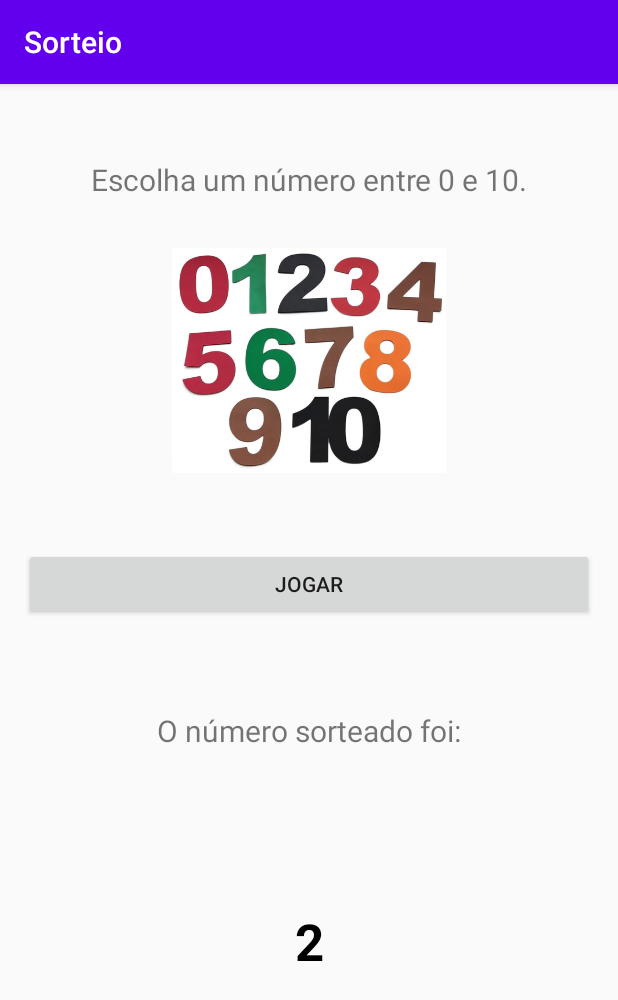
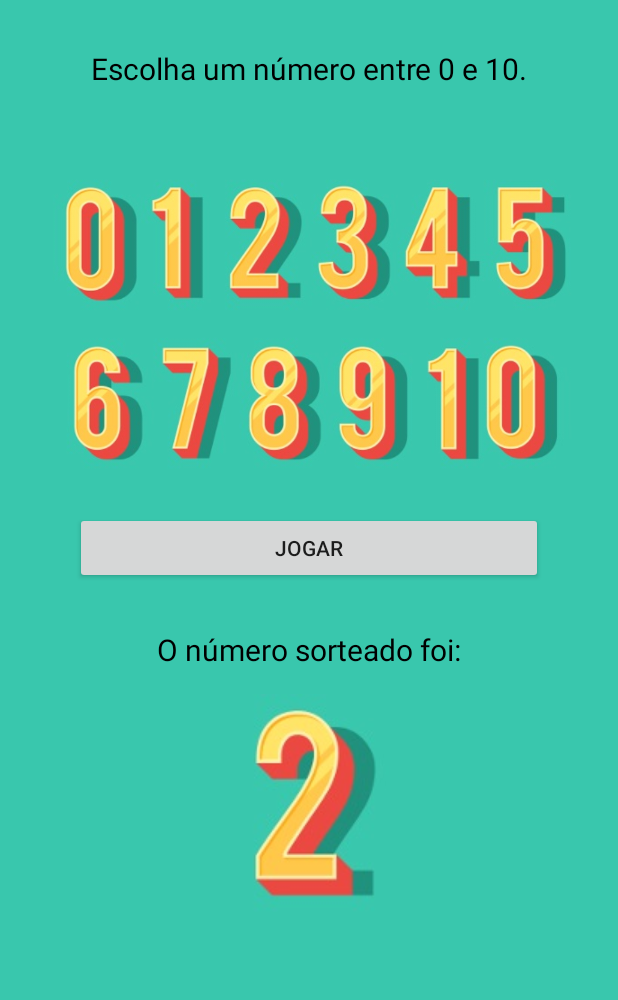
Before and after one commit to ruanhcr/sorteio-numeros-kotlin, an Android app: the screen it shows after launch (MainActivity), after a tap on "JOGAR", on a phone screen of 412 x 824 dp. Shown: the top 1000 px of the screen. Run offline under Robolectric (Android 15) with nearby library versions, the phone set to English and light mode, and no system bars.

Commit message:
Inicial commit

```diff
--- a/app/src/main/java/com/ruru/sorteio/MainActivity.kt
+++ b/app/src/main/java/com/ruru/sorteio/MainActivity.kt
@@ -3,6 +3,7 @@ package com.ruru.sorteio
 import android.support.v7.app.AppCompatActivity
 import android.os.Bundle
 import android.view.View
+import android.widget.ImageView
 import android.widget.TextView
 import java.util.*
 
@@ -13,11 +14,25 @@ class MainActivity : AppCompatActivity() {
     }
 
     fun drawNumber(view: View){
+
         val text = findViewById<TextView>(R.id.txtSorteio)
         text.setText(R.string.txt_selecionado)
         val numberDrawn = Random().nextInt(11)
-        val txtResult = findViewById<TextView>(R.id.txtresultado)
-        txtResult.visibility = View.VISIBLE
-        txtResult.setText("" + numberDrawn)
+        val imageResult = findViewById<ImageView>(R.id.imageResult)
+
+        when (numberDrawn){
+            0 -> imageResult.setImageResource(R.drawable.zero)
+            1 -> imageResult.setImageResource(R.drawable.um)
+            2 -> imageResult.setImageResource(R.drawable.dois)
+            3 -> imageResult.setImageResource(R.drawable.tres)
+            4 -> imageResult.setImageResource(R.drawable.quatro)
+            5 -> imageResult.setImageResource(R.drawable.cinco)
+            6 -> imageResult.setImageResource(R.drawable.seis)
+            7 -> imageResult.setImageResource(R.drawable.sete)
+            8 -> imageResult.setImageResource(R.drawable.oito)
+            9 -> imageResult.setImageResource(R.drawable.nove)
+            10 -> imageResult.setImageResource(R.drawable.dez)
+        }
+        imageResult.visibility = View.VISIBLE
     }
 }
--- a/app/src/main/res/layout/activity_main.xml
+++ b/app/src/main/res/layout/activity_main.xml
@@ -4,14 +4,16 @@
     xmlns:tools="http://schemas.android.com/tools"
     android:layout_width="match_parent"
     android:layout_height="match_parent"
+    android:background="@color/background"
     tools:context=".MainActivity">
 
     <TextView
         android:id="@+id/textView"
         android:layout_width="wrap_content"
         android:layout_height="wrap_content"
-        android:layout_marginTop="50dp"
+        android:layout_marginTop="32dp"
         android:text="@string/txt_escolha"
+        android:textColor="@color/black"
         android:textSize="20sp"
         app:layout_constraintEnd_toEndOf="parent"
         app:layout_constraintStart_toStartOf="parent"
@@ -21,9 +23,8 @@
         android:id="@+id/button"
         android:layout_width="0dp"
         android:layout_height="wrap_content"
-        android:layout_marginStart="16dp"
-        android:layout_marginTop="50dp"
-        android:layout_marginEnd="16dp"
+        android:layout_marginStart="50dp"
+        android:layout_marginEnd="50dp"
         android:onClick="drawNumber"
         android:text="@string/botao_jogar"
         app:layout_constraintEnd_toEndOf="parent"
@@ -34,8 +35,9 @@
         android:id="@+id/txtSorteio"
         android:layout_width="wrap_content"
         android:layout_height="wrap_content"
-        android:layout_marginTop="60dp"
+        android:layout_marginTop="30dp"
         android:text="@string/txt_nenhum"
+        android:textColor="@color/black"
         android:textSize="20sp"
         app:layout_constraintEnd_toEndOf="parent"
         app:layout_constraintStart_toStartOf="parent"
@@ -44,29 +46,25 @@
     <ImageView
         android:id="@+id/imageView"
         android:layout_width="0dp"
-        android:layout_height="150dp"
+        android:layout_height="250dp"
         android:layout_marginStart="16dp"
         android:layout_marginTop="32dp"
         android:layout_marginEnd="16dp"
         app:layout_constraintEnd_toEndOf="parent"
         app:layout_constraintStart_toStartOf="parent"
         app:layout_constraintTop_toBottomOf="@+id/textView"
-        app:srcCompat="@drawable/img_1" />
+        app:srcCompat="@drawable/numbers" />
 
-    <TextView
-        android:id="@+id/txtresultado"
+    <ImageView
+        android:id="@+id/imageResult"
         android:layout_width="wrap_content"
         android:layout_height="wrap_content"
-        android:layout_marginBottom="70dp"
-        android:text="@string/txt_numero"
-        android:textAlignment="center"
-        android:textColor="@android:color/black"
-        android:textSize="34sp"
-        android:textStyle="bold"
+        android:layout_marginTop="16dp"
         android:visibility="gone"
-        app:layout_constraintBottom_toBottomOf="parent"
         app:layout_constraintEnd_toEndOf="parent"
         app:layout_constraintStart_toStartOf="parent"
         app:layout_constraintTop_toBottomOf="@+id/txtSorteio"
+        tools:srcCompat="@tools:sample/avatars"
         tools:visibility="visible" />
+
 </android.support.constraint.ConstraintLayout>
--- a/app/src/main/res/values/colors.xml
+++ b/app/src/main/res/values/colors.xml
@@ -2,9 +2,10 @@
 <resources>
     <color name="purple_200">#FFBB86FC</color>
     <color name="purple_500">#FF6200EE</color>
-    <color name="purple_700">#FF3700B3</color>
+    <color name="purple_700">#39c7ad</color>
     <color name="teal_200">#FF03DAC5</color>
     <color name="teal_700">#FF018786</color>
     <color name="black">#FF000000</color>
     <color name="white">#FFFFFFFF</color>
+    <color name="background">#39c7ad</color>
 </resources>
--- a/app/src/main/res/values/themes.xml
+++ b/app/src/main/res/values/themes.xml
@@ -1,6 +1,6 @@
 <resources xmlns:tools="http://schemas.android.com/tools">
     <!-- Base application theme. -->
-    <style name="Theme.Sorteio" parent="Theme.AppCompat.Light.DarkActionBar">
+    <style name="Theme.Sorteio" parent="Theme.AppCompat.Light.NoActionBar">
         <!-- Primary brand color. -->
         <item name="colorPrimary">@color/purple_500</item>
         <item name="colorPrimaryDark">@color/purple_700</item>
--- a/build.gradle
+++ b/build.gradle
@@ -5,7 +5,7 @@ buildscript {
         mavenCentral()
     }
     dependencies {
-        classpath "com.android.tools.build:gradle:7.0.2"
+        classpath 'com.android.tools.build:gradle:7.0.3'
         classpath "org.jetbrains.kotlin:kotlin-gradle-plugin:1.5.31"
 
         // NOTE: Do not place your application dependencies here; they belong
```
Also changed, not shown: app/src/main/res/drawable-v24/cinco.jpg (added), app/src/main/res/drawable-v24/dez.jpg (added), app/src/main/res/drawable-v24/dois.jpg (added), app/src/main/res/drawable-v24/img_1.png (deleted), app/src/main/res/drawable-v24/nove.jpg (added), app/src/main/res/drawable-v24/numbers.jpg (added), app/src/main/res/drawable-v24/oito.jpg (added), app/src/main/res/drawable-v24/quatro.jpg (added), app/src/main/res/drawable-v24/seis.jpg (added), app/src/main/res/drawable-v24/sete.jpg (added), app/src/main/res/drawable-v24/tres.jpg (added), app/src/main/res/drawable-v24/um.jpg (added), app/src/main/res/drawable-v24/zero.jpg (added).
